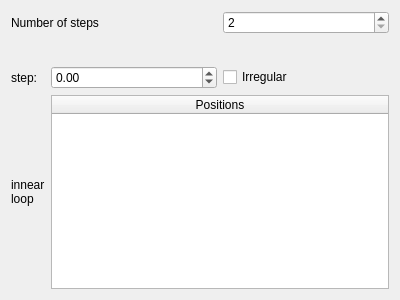
Old version of the form positionlist.ui in the repository AustralianSynchrotron/ctgui.
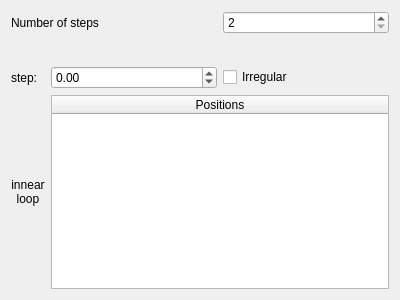
New version of the form. Custom widgets are drawn as their Qt base class.

Patch:
```diff
--- a/positionlist.ui
+++ b/positionlist.ui
@@ -39,6 +39,9 @@
       <string>innear
 loop</string>
      </property>
+     <property name="alignment">
+      <set>Qt::AlignCenter</set>
+     </property>
     </widget>
    </item>
    <item row="3" column="1" colspan="2">
```
Left out of the diff: 3 changed lines with no effect on the pictures.
